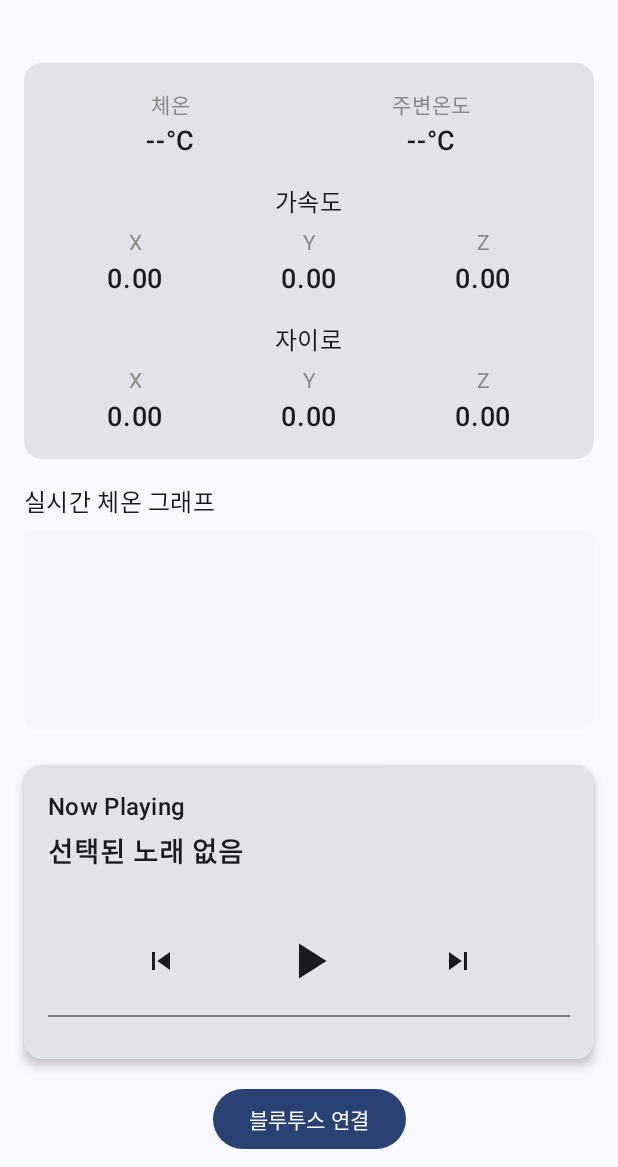
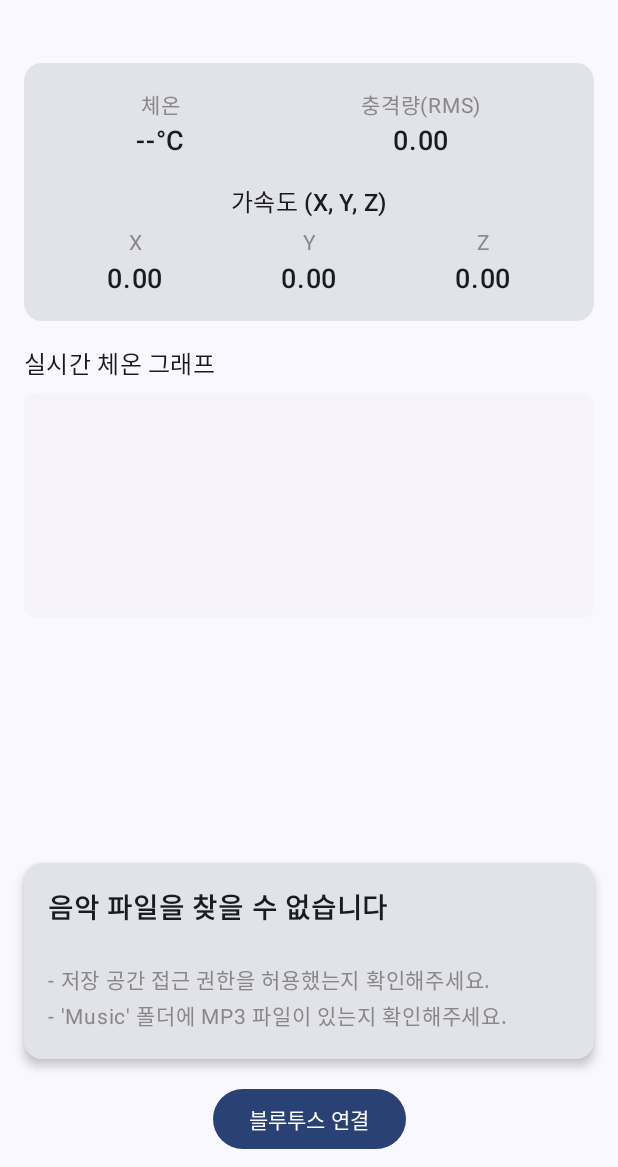
Before and after one commit to MOSW626/ME340_2025_Group4, an Android app built with Jetpack Compose: the screen it shows after launch (MainActivity), on a phone screen of 412 x 824 dp, the part 69-1236 px from its top. Run offline under Robolectric (Android 15) with nearby library versions, the phone set to English and light mode, and no system bars.

Commit message:
Add the acc. detector (RMS(acc x, y, z))

```diff
--- a/application/app/src/main/java/com/example/me340/MainActivity.kt
+++ b/application/app/src/main/java/com/example/me340/MainActivity.kt
@@ -147,9 +147,16 @@ fun HealthMonitorScreen(bluetoothAdapter: BluetoothAdapter) {
     fun checkDanger(reading: SensorReading): DangerStatus {
         if (reading.temperature >= 38.0f) return DangerStatus(true, "고열 감지 (38°C 이상)")
         if (reading.temperature <= 35.0f) return DangerStatus(true, "저체온 감지 (35°C 이하)")
-        val totalAccel = sqrt(reading.accX * reading.accX + reading.accY * reading.accY + reading.accZ * reading.accZ)
-        if (totalAccel > 25.0f) return DangerStatus(true, "급격한 움직임 감지 (낙상 의심)")
-        if (totalAccel < 2.0f && sensorReadings.size > 5) return DangerStatus(true, "움직임 없음 (의식 불명 의심)")
+
+        // Calculate the Root Mean Square of the acceleration values
+        val accelRMS = sqrt((reading.accX * reading.accX + reading.accY * reading.accY + reading.accZ * reading.accZ) / 3f)
+
+        // A high RMS value can indicate a shock or impact (like a fall)
+        if (accelRMS > 15.0f) return DangerStatus(true, "급격한 충격 감지 (낙상 의심)")
+
+        // A low RMS value over time can indicate no movement
+        if (accelRMS < 1.2f && sensorReadings.size > 5) return DangerStatus(true, "움직임 없음 (의식 불명 의심)")
+
         return DangerStatus(false, "")
     }
 
@@ -344,6 +351,9 @@ fun HealthDashboardUI(
     onDisconnect: () -> Unit
 ) {
     val currentReading = readings.lastOrNull()
+    val accelRMS = currentReading?.let {
+        sqrt((it.accX * it.accX + it.accY * it.accY + it.accZ * it.accZ) / 3f)
+    }
 
     if (dangerStatus.isDangerous) {
         LaunchedEffect(dangerStatus) {
@@ -360,13 +370,26 @@ fun HealthDashboardUI(
             } else {
                  Spacer(modifier = Modifier.height(8.dp))
             }
-            SensorDataPanel(reading = currentReading)
+            SensorDataPanel(reading = currentReading, accelRMS = accelRMS)
             Spacer(Modifier.height(16.dp))
             TemperatureChart(data = readings)
         }
 
         Column(horizontalAlignment = Alignment.CenterHorizontally, modifier = Modifier.padding(horizontal = 16.dp, vertical = 8.dp)) {
-            MusicPlayerUI(songs = songs)
+            if (songs.isEmpty()) {
+                Card(
+                    modifier = Modifier.fillMaxWidth(),
+                    elevation = CardDefaults.cardElevation(defaultElevation = 4.dp),
+                    shape = RoundedCornerShape(12.dp)
+                ) {
+                    Column(modifier = Modifier.padding(16.dp)) {
+                        Text("음악 파일을 찾을 수 없습니다", fontWeight = FontWeight.Bold, fontSize = 18.sp)
+                        Text("\n- 저장 공간 접근 권한을 허용했는지 확인해주세요.\n- 'Music' 폴더에 MP3 파일이 있는지 확인해주세요.", fontSize = 14.sp, color = Color.Gray)
+                    }
+                }
+            } else {
+                MusicPlayerUI(songs = songs)
+            }
             Spacer(modifier = Modifier.height(16.dp))
             if (connected) {
                 Button(onClick = onDisconnect) { Text("Disconnect") }
@@ -535,7 +558,7 @@ fun AlertPanel(reason: String) {
 }
 
 @Composable
-fun SensorDataPanel(reading: SensorReading?) {
+fun SensorDataPanel(reading: SensorReading?, accelRMS: Float?) {
     Card(
         modifier = Modifier.fillMaxWidth(),
         shape = RoundedCornerShape(12.dp)
@@ -546,12 +569,12 @@ fun SensorDataPanel(reading: SensorReading?) {
                 horizontalArrangement = Arrangement.SpaceAround
             ){
                 DataColumn("체온", "${reading?.temperature ?: "--"}°C")
-                DataColumn("주변온도", "${reading?.ambientTemp ?: "--"}°C")
+                DataColumn("충격량(RMS)", String.format("%.2f", accelRMS ?: 0f))
             }
 
             Spacer(Modifier.height(16.dp))
 
-            Text("가속도", style = MaterialTheme.typography.titleMedium)
+            Text("가속도 (X, Y, Z)", style = MaterialTheme.typography.titleMedium)
             Row(
                 modifier = Modifier.fillMaxWidth().padding(top = 4.dp),
                 horizontalArrangement = Arrangement.SpaceAround,
@@ -560,19 +583,6 @@ fun SensorDataPanel(reading: SensorReading?) {
                 DataColumn("X", String.format("%.2f", reading?.accX ?: 0f))
                 DataColumn("Y", String.format("%.2f", reading?.accY ?: 0f))
                 DataColumn("Z", String.format("%.2f", reading?.accZ ?: 0f))
-            }
-
-            Spacer(Modifier.height(16.dp))
-
-            Text("자이로", style = MaterialTheme.typography.titleMedium)
-            Row(
-                modifier = Modifier.fillMaxWidth().padding(top = 4.dp),
-                horizontalArrangement = Arrangement.SpaceAround,
-                verticalAlignment = Alignment.CenterVertically
-            ) {
-                DataColumn("X", String.format("%.2f", reading?.gyroX ?: 0f))
-                DataColumn("Y", String.format("%.2f", reading?.gyroY ?: 0f))
-                DataColumn("Z", String.format("%.2f", reading?.gyroZ ?: 0f))
             }
         }
     }
```
